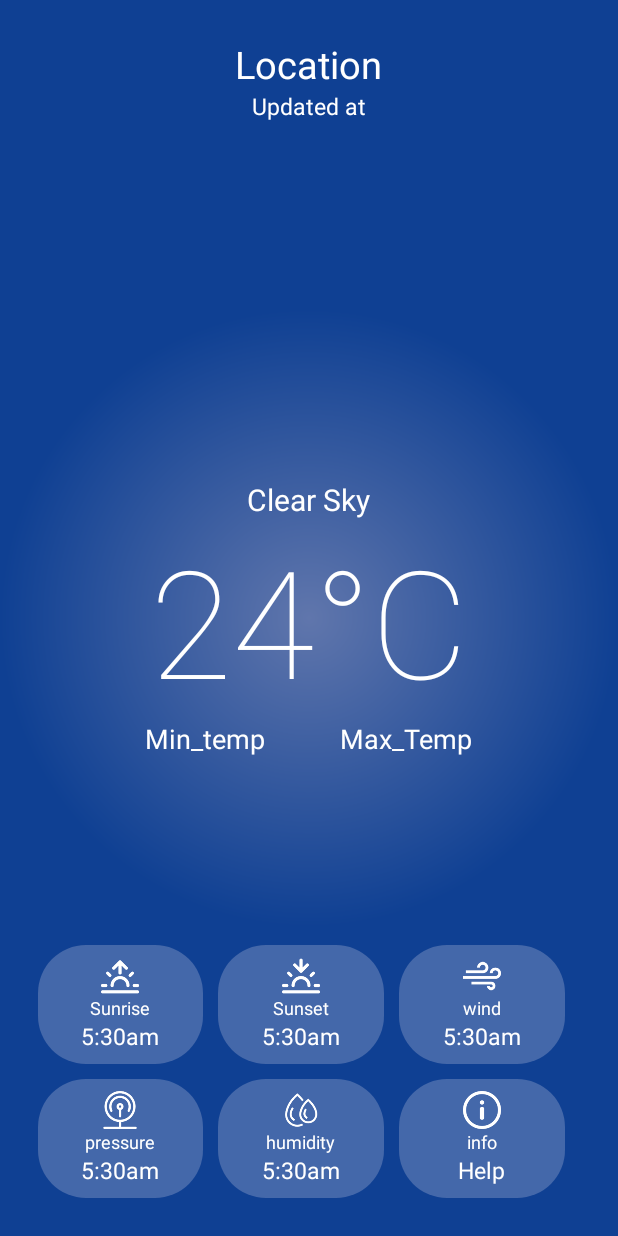
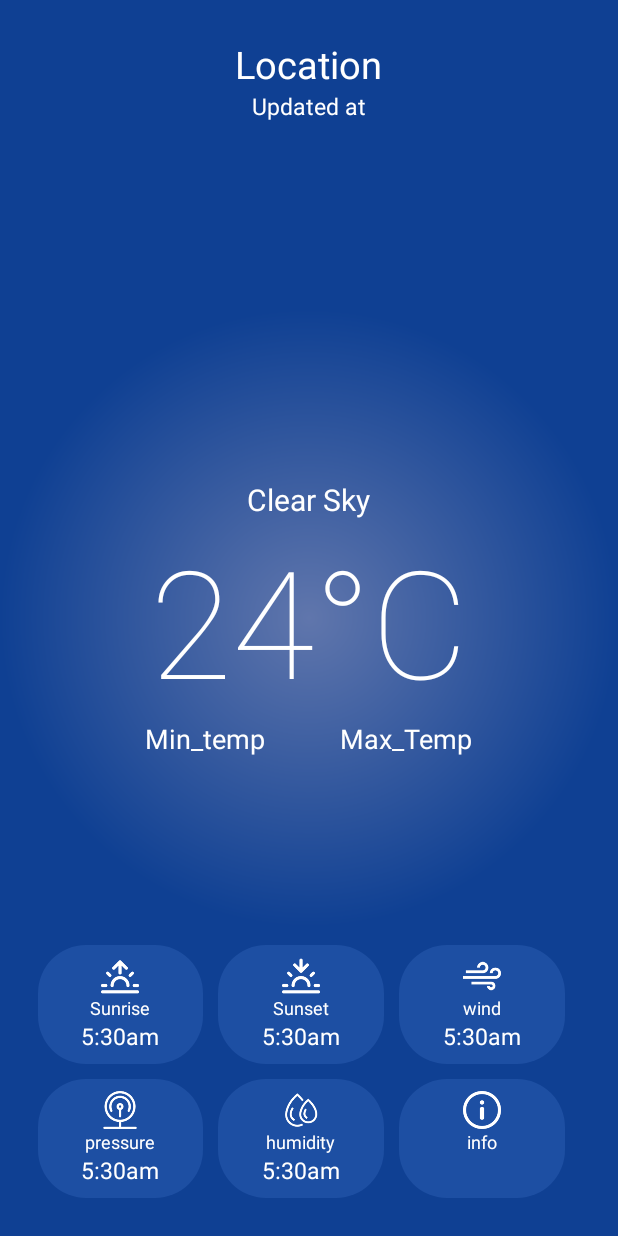
Before and after one commit to afoliveira111/App_Weather, an Android app: the layout activity_main.xml on its own in the app's theme, with its tools: preview values and no code run, on a phone screen of 412 x 824 dp. Run offline under Robolectric (Android 15) with nearby library versions, the phone set to English and light mode, and no system bars; network calls fail.

```diff
--- a/app/src/main/res/drawable/rounded_circle_background.xml
+++ b/app/src/main/res/drawable/rounded_circle_background.xml
@@ -1,6 +1,6 @@
 <?xml version="1.0" encoding="utf-8"?>
 <shape xmlns:android="http://schemas.android.com/apk/res/android"
     android:shape="rectangle">
-    <solid android:color="#3CF1EBF1" />
+    <solid android:color="#3C4E7FD5" />
     <corners android:radius="32dp" />
 </shape>
--- a/app/src/main/res/layout/activity_main.xml
+++ b/app/src/main/res/layout/activity_main.xml
@@ -8,7 +8,6 @@
     android:orientation="vertical"
     android:padding="25dp"
     tools:context=".MainActivity">
-
 
 
     <RelativeLayout
@@ -109,9 +108,9 @@
 
                 <LinearLayout
                     android:layout_width="0dp"
-                    android:background="@drawable/rounded_circle_background"
                     android:layout_height="wrap_content"
                     android:layout_weight="1"
+                    android:background="@drawable/rounded_circle_background"
                     android:gravity="center"
                     android:orientation="vertical"
                     android:padding="8dp">
@@ -324,7 +323,7 @@
                     android:padding="8dp">
 
                     <ImageView
-                        android:layout_width="25dp"
+                        android:layout_width="40dp"
                         android:layout_height="25dp"
                         android:src="@drawable/info"
                         app:tint="#ffff"></ImageView>
@@ -343,7 +342,6 @@
                         android:id="@+id/info"
                         android:layout_width="wrap_content"
                         android:layout_height="wrap_content"
-                        android:text="Help"
                         android:textSize="15sp"></TextView>
                 </LinearLayout>
 
```
